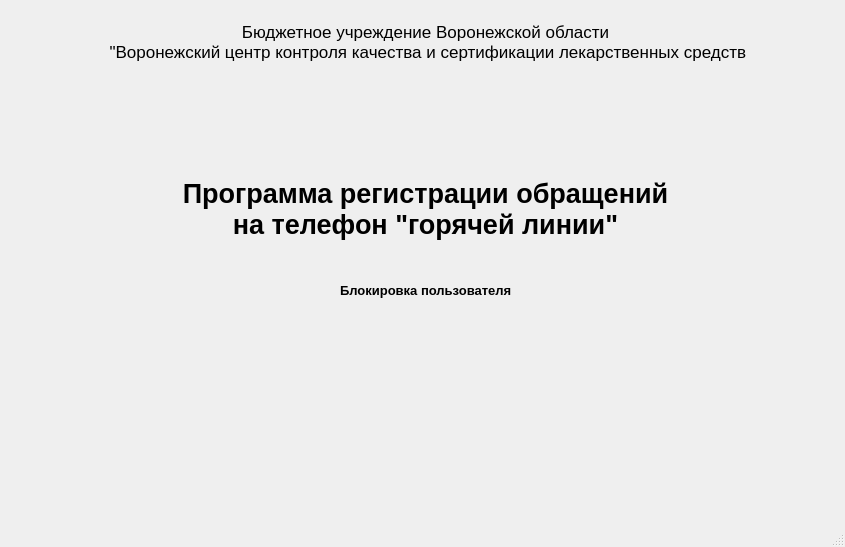
The window that CallRegistration/mainwindow.ui (SushkowAndrey/CallRegistration) describes before a commit, drawn with Qt 5.
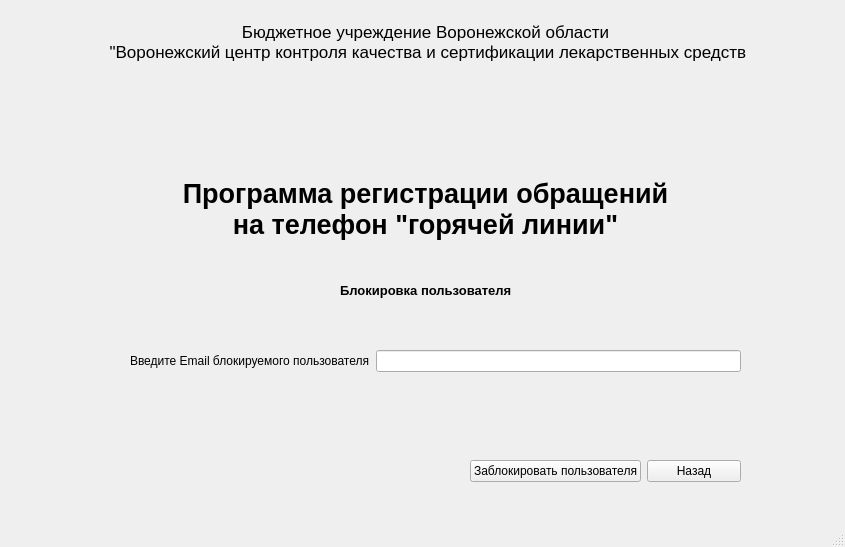
The same window after the commit. The open tabs and pages were chosen to show the change. Icons and pictures are not drawn.

Commit message: Блокировка пользователя (в разработке)

Diff of the .ui file:
```diff
--- a/CallRegistration/mainwindow.ui
+++ b/CallRegistration/mainwindow.ui
@@ -287,7 +287,7 @@
       </property>
       <layout class="QHBoxLayout" name="horizontalLayout_2">
        <item>
-        <widget class="QPushButton" name="pushButton_back_2">
+        <widget class="QPushButton" name="pushButton_back_1">
          <property name="text">
           <string>Назад</string>
          </property>
@@ -440,6 +440,61 @@
        <string>Блокировка пользователя</string>
       </property>
      </widget>
+     <widget class="QWidget" name="">
+      <property name="geometry">
+       <rect>
+        <x>30</x>
+        <y>80</y>
+        <width>611</width>
+        <height>51</height>
+       </rect>
+      </property>
+      <layout class="QGridLayout" name="gridLayout_8">
+       <item row="0" column="0">
+        <widget class="QLabel" name="label_19">
+         <property name="text">
+          <string>Введите Email блокируемого пользователя</string>
+         </property>
+        </widget>
+       </item>
+       <item row="0" column="1">
+        <widget class="QLineEdit" name="email_2"/>
+       </item>
+       <item row="1" column="0" colspan="2">
+        <widget class="QLabel" name="warning_2">
+         <property name="text">
+          <string/>
+         </property>
+        </widget>
+       </item>
+      </layout>
+     </widget>
+     <widget class="QWidget" name="">
+      <property name="geometry">
+       <rect>
+        <x>370</x>
+        <y>190</y>
+        <width>271</width>
+        <height>23</height>
+       </rect>
+      </property>
+      <layout class="QHBoxLayout" name="horizontalLayout_5">
+       <item>
+        <widget class="QPushButton" name="pushButton_block_it">
+         <property name="text">
+          <string>Заблокировать пользователя</string>
+         </property>
+        </widget>
+       </item>
+       <item>
+        <widget class="QPushButton" name="pushButton_back_2">
+         <property name="text">
+          <string>Назад</string>
+         </property>
+        </widget>
+       </item>
+      </layout>
+     </widget>
     </widget>
     <widget class="QWidget" name="page_5">
      <widget class="QLabel" name="label_10">
```
Left out of the diff: 6 changed lines with no effect on the pictures. The commit also changes 9 other files.
